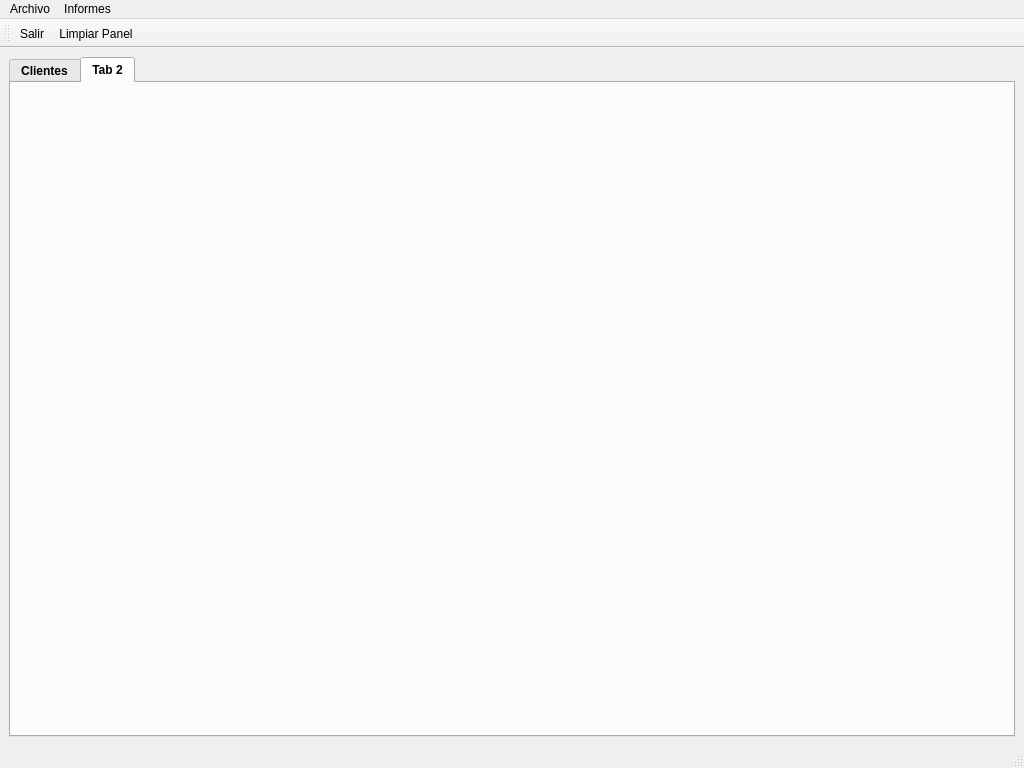
First picture: the form in templates/mainWindow.ui, repository Sierrowsky/SierraPerezR, before the edit.
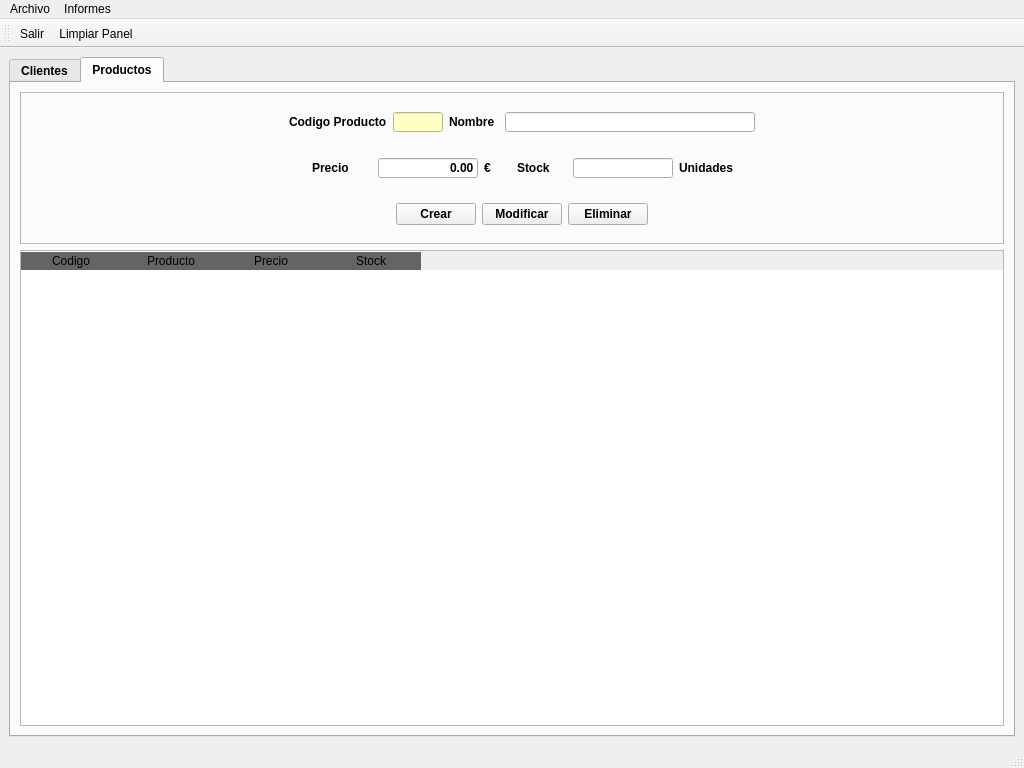
Second picture: the form after the edit. The open tabs and pages were chosen to show the change. Icons and pictures are not drawn.

Commit message: Crear Productos

The edit to the form file:
```diff
--- a/templates/mainWindow.ui
+++ b/templates/mainWindow.ui
@@ -29,7 +29,6 @@
      <widget class="QTabWidget" name="tabWidget">
       <property name="font">
        <font>
-        <weight>75</weight>
         <bold>true</bold>
         <underline>false</underline>
        </font>
@@ -724,8 +723,406 @@
       </widget>
       <widget class="QWidget" name="tab_2">
        <attribute name="title">
-        <string>Tab 2</string>
+        <string>Productos</string>
        </attribute>
+       <layout class="QGridLayout" name="gridLayout_5">
+        <item row="0" column="0">
+         <widget class="QFrame" name="frame_2">
+          <property name="frameShape">
+           <enum>QFrame::Shape::StyledPanel</enum>
+          </property>
+          <property name="frameShadow">
+           <enum>QFrame::Shadow::Raised</enum>
+          </property>
+          <layout class="QGridLayout" name="gridLayout_4">
+           <item row="0" column="0">
+            <layout class="QVBoxLayout" name="verticalLayout_2">
+             <item>
+              <layout class="QHBoxLayout" name="horizontalLayout_6"/>
+             </item>
+             <item>
+              <layout class="QHBoxLayout" name="horizontalLayout_7">
+               <item>
+                <spacer name="horizontalSpacer_17">
+                 <property name="orientation">
+                  <enum>Qt::Orientation::Horizontal</enum>
+                 </property>
+                 <property name="sizeHint" stdset="0">
+                  <size>
+                   <width>40</width>
+                   <height>20</height>
+                  </size>
+                 </property>
+                </spacer>
+               </item>
+               <item>
+                <spacer name="verticalSpacer_8">
+                 <property name="orientation">
+                  <enum>Qt::Orientation::Vertical</enum>
+                 </property>
+                 <property name="sizeType">
+                  <enum>QSizePolicy::Policy::Fixed</enum>
+                 </property>
+                 <property name="sizeHint" stdset="0">
+                  <size>
+                   <width>20</width>
+                   <height>40</height>
+                  </size>
+                 </property>
+                </spacer>
+               </item>
+               <item>
+                <widget class="QLabel" name="lblCodigoProd">
+                 <property name="maximumSize">
+                  <size>
+                   <width>100</width>
+                   <height>20</height>
+                  </size>
+                 </property>
+                 <property name="text">
+                  <string>Codigo Producto</string>
+                 </property>
+                </widget>
+               </item>
+               <item>
+                <widget class="QLineEdit" name="leCodigoPrd">
+                 <property name="enabled">
+                  <bool>false</bool>
+                 </property>
+                 <property name="minimumSize">
+                  <size>
+                   <width>50</width>
+                   <height>20</height>
+                  </size>
+                 </property>
+                 <property name="maximumSize">
+                  <size>
+                   <width>50</width>
+                   <height>20</height>
+                  </size>
+                 </property>
+                 <property name="styleSheet">
+                  <string notr="true">background:  rgb(255, 254, 196)</string>
+                 </property>
+                </widget>
+               </item>
+               <item>
+                <widget class="QLabel" name="lblNombreProd">
+                 <property name="minimumSize">
+                  <size>
+                   <width>50</width>
+                   <height>20</height>
+                  </size>
+                 </property>
+                 <property name="maximumSize">
+                  <size>
+                   <width>50</width>
+                   <height>20</height>
+                  </size>
+                 </property>
+                 <property name="text">
+                  <string>Nombre</string>
+                 </property>
+                </widget>
+               </item>
+               <item>
+                <widget class="QLineEdit" name="leNombreProd">
+                 <property name="enabled">
+                  <bool>true</bool>
+                 </property>
+                 <property name="minimumSize">
+                  <size>
+                   <width>250</width>
+                   <height>20</height>
+                  </size>
+                 </property>
+                 <property name="maximumSize">
+                  <size>
+                   <width>200</width>
+                   <height>20</height>
+                  </size>
+                 </property>
+                </widget>
+               </item>
+               <item>
+                <spacer name="horizontalSpacer_18">
+                 <property name="orientation">
+                  <enum>Qt::Orientation::Horizontal</enum>
+                 </property>
+                 <property name="sizeHint" stdset="0">
+                  <size>
+                   <width>40</width>
+                   <height>20</height>
+                  </size>
+                 </property>
+                </spacer>
+               </item>
+              </layout>
+             </item>
+             <item>
+              <layout class="QHBoxLayout" name="horizontalLayout_8">
+               <item>
+                <spacer name="horizontalSpacer_11">
+                 <property name="orientation">
+                  <enum>Qt::Orientation::Horizontal</enum>
+                 </property>
+                 <property name="sizeHint" stdset="0">
+                  <size>
+                   <width>40</width>
+                   <height>20</height>
+                  </size>
+                 </property>
+                </spacer>
+               </item>
+               <item>
+                <spacer name="verticalSpacer_7">
+                 <property name="orientation">
+                  <enum>Qt::Orientation::Vertical</enum>
+                 </property>
+                 <property name="sizeType">
+                  <enum>QSizePolicy::Policy::Fixed</enum>
+                 </property>
+                 <property name="sizeHint" stdset="0">
+                  <size>
+                   <width>20</width>
+                   <height>40</height>
+                  </size>
+                 </property>
+                </spacer>
+               </item>
+               <item>
+                <widget class="QLabel" name="lblPrecio">
+                 <property name="minimumSize">
+                  <size>
+                   <width>60</width>
+                   <height>20</height>
+                  </size>
+                 </property>
+                 <property name="maximumSize">
+                  <size>
+                   <width>60</width>
+                   <height>20</height>
+                  </size>
+                 </property>
+                 <property name="text">
+                  <string>Precio</string>
+                 </property>
+                </widget>
+               </item>
+               <item>
+                <widget class="QLineEdit" name="lePrecio">
+                 <property name="minimumSize">
+                  <size>
+                   <width>100</width>
+                   <height>20</height>
+                  </size>
+                 </property>
+                 <property name="maximumSize">
+                  <size>
+                   <width>100</width>
+                   <height>20</height>
+                  </size>
+                 </property>
+                 <property name="text">
+                  <string>0.00</string>
+                 </property>
+                 <property name="alignment">
+                  <set>Qt::AlignmentFlag::AlignRight|Qt::AlignmentFlag::AlignTrailing|Qt::AlignmentFlag::AlignVCenter</set>
+                 </property>
+                </widget>
+               </item>
+               <item>
+                <widget class="QLabel" name="label">
+                 <property name="text">
+                  <string>€</string>
+                 </property>
+                </widget>
+               </item>
+               <item>
+                <spacer name="horizontalSpacer_19">
+                 <property name="orientation">
+                  <enum>Qt::Orientation::Horizontal</enum>
+                 </property>
+                 <property name="sizeType">
+                  <enum>QSizePolicy::Policy::Minimum</enum>
+                 </property>
+                 <property name="sizeHint" stdset="0">
+                  <size>
+                   <width>20</width>
+                   <height>20</height>
+                  </size>
+                 </property>
+                </spacer>
+               </item>
+               <item>
+                <widget class="QLabel" name="lblStock">
+                 <property name="minimumSize">
+                  <size>
+                   <width>50</width>
+                   <height>20</height>
+                  </size>
+                 </property>
+                 <property name="maximumSize">
+                  <size>
+                   <width>50</width>
+                   <height>20</height>
+                  </size>
+                 </property>
+                 <property name="text">
+                  <string>Stock</string>
+                 </property>
+                </widget>
+               </item>
+               <item>
+                <widget class="QLineEdit" name="leStock">
+                 <property name="minimumSize">
+                  <size>
+                   <width>100</width>
+                   <height>20</height>
+                  </size>
+                 </property>
+                 <property name="maximumSize">
+                  <size>
+                   <width>100</width>
+                   <height>20</height>
+                  </size>
+                 </property>
+                 <property name="alignment">
+                  <set>Qt::AlignmentFlag::AlignRight|Qt::AlignmentFlag::AlignTrailing|Qt::AlignmentFlag::AlignVCenter</set>
+                 </property>
+                </widget>
+               </item>
+               <item>
+                <widget class="QLabel" name="lblUnidades">
+                 <property name="text">
+                  <string>Unidades</string>
+                 </property>
+                </widget>
+               </item>
+               <item>
+                <spacer name="horizontalSpacer_14">
+                 <property name="orientation">
+                  <enum>Qt::Orientation::Horizontal</enum>
+                 </property>
+                 <property name="sizeHint" stdset="0">
+                  <size>
+                   <width>40</width>
+                   <height>20</height>
+                  </size>
+                 </property>
+                </spacer>
+               </item>
+              </layout>
+             </item>
+             <item>
+              <layout class="QHBoxLayout" name="horizontalLayout_9"/>
+             </item>
+            </layout>
+           </item>
+           <item row="1" column="0">
+            <layout class="QHBoxLayout" name="horizontalLayout_10">
+             <item>
+              <spacer name="horizontalSpacer_25">
+               <property name="orientation">
+                <enum>Qt::Orientation::Horizontal</enum>
+               </property>
+               <property name="sizeHint" stdset="0">
+                <size>
+                 <width>40</width>
+                 <height>20</height>
+                </size>
+               </property>
+              </spacer>
+             </item>
+             <item>
+              <spacer name="verticalSpacer_6">
+               <property name="orientation">
+                <enum>Qt::Orientation::Vertical</enum>
+               </property>
+               <property name="sizeType">
+                <enum>QSizePolicy::Policy::Fixed</enum>
+               </property>
+               <property name="sizeHint" stdset="0">
+                <size>
+                 <width>20</width>
+                 <height>40</height>
+                </size>
+               </property>
+              </spacer>
+             </item>
+             <item>
+              <widget class="QPushButton" name="btnCrearProd">
+               <property name="text">
+                <string>Crear</string>
+               </property>
+              </widget>
+             </item>
+             <item>
+              <widget class="QPushButton" name="btnModifProd">
+               <property name="text">
+                <string>Modificar</string>
+               </property>
+              </widget>
+             </item>
+             <item>
+              <widget class="QPushButton" name="btnEliminarProd">
+               <property name="text">
+                <string>Eliminar</string>
+               </property>
+              </widget>
+             </item>
+             <item>
+              <spacer name="horizontalSpacer_26">
+               <property name="orientation">
+                <enum>Qt::Orientation::Horizontal</enum>
+               </property>
+               <property name="sizeHint" stdset="0">
+                <size>
+                 <width>40</width>
+                 <height>20</height>
+                </size>
+               </property>
+              </spacer>
+             </item>
+            </layout>
+           </item>
+          </layout>
+         </widget>
+        </item>
+        <item row="1" column="0">
+         <widget class="QTableWidget" name="tabProd">
+          <property name="styleSheet">
+           <string notr="true">QHeaderView::section:horizontal
+{
+border-top: 1px solid #ffffff;
+color:'white';
+font: 11pt &quot;Arial&quot;;
+background-color:rgb(100,100,100);
+}</string>
+          </property>
+          <column>
+           <property name="text">
+            <string>Codigo</string>
+           </property>
+          </column>
+          <column>
+           <property name="text">
+            <string>Producto</string>
+           </property>
+          </column>
+          <column>
+           <property name="text">
+            <string>Precio</string>
+           </property>
+          </column>
+          <column>
+           <property name="text">
+            <string>Stock</string>
+           </property>
+          </column>
+         </widget>
+        </item>
+       </layout>
       </widget>
      </widget>
     </item>
```
Left out of the diff: 82 changed lines with no effect on the pictures. The commit also changes 21 other files.
